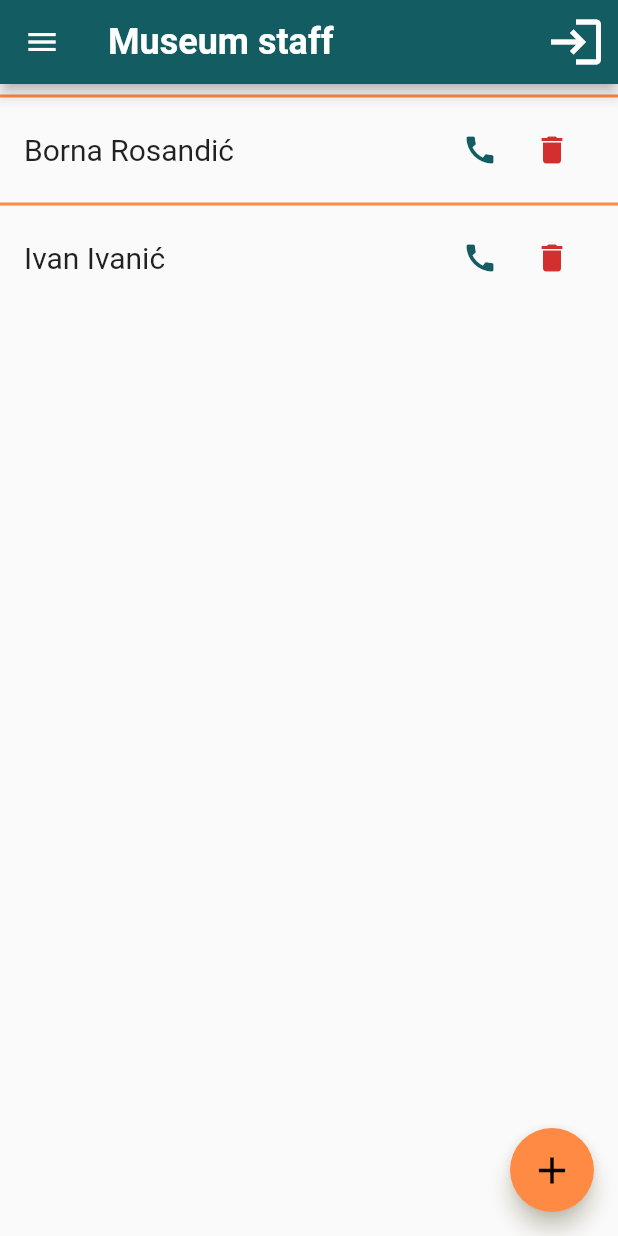
After one commit to AIR-FOI-HR/AIR2101_FOAQ_TEAM_ZERO, a Flutter app: the ManageMuseumStaff screen opened by its route, in the side drawer, after a tap on the "call" icon, on a phone screen of 412 x 824 dp. The commit adds this screen. Run offline on Flutter 3.47's test engine with Material 2 defaults, Android fonts, the phone set to English and light mode, and no system bars; our stand-ins replace carousel_slider, email_validator, grouped_list; missing offline and left inert: dart:html, dropdownfield.

Commit message:
museum staff lista sa gumbima bez refresha

```diff
--- a/lib/main.dart
+++ b/lib/main.dart
@@ -31,6 +31,7 @@ import './screens/ticket_purchase/bill_details_screen.dart';
 import './screens/navigation_support/navigation_support_screen.dart';
 import './screens/navigation_support/museum_nav_supp_screen.dart';
 import './screens/navigation_support/museum_nav_supp_crud_screen.dart';
+import './screens/museum_staff/museum_staff_screen.dart';
 
 void main() => runApp(MyApp());
 
@@ -140,6 +141,7 @@ class MyApp extends StatelessWidget {
           NavigationSupportScreen.routeName: (ctx) => NavigationSupportScreen(),
           MuseumNavSuppScreen.routeName: (ctx) => MuseumNavSuppScreen(),
           MuseumNavSuppCrudScreen.routeName: (ctx) => MuseumNavSuppCrudScreen(),
+          ManageMuseumStaff.routeName: (ctx) => ManageMuseumStaff()
         },
       ),
     );
--- a/lib/providers/users.dart
+++ b/lib/providers/users.dart
@@ -4,6 +4,7 @@ import 'package:email_validator/email_validator.dart';
 import 'package:flutter/foundation.dart';
 import 'dart:convert';
 import 'package:crypto/crypto.dart';
+import 'package:museum_app/models/museum.dart';
 
 import '../models/user.dart';
 
@@ -34,17 +35,53 @@ class Users with ChangeNotifier {
       userRole: '1',
       userImage: 'https://i.imgur.com/BoN9kdC.png',
       phoneNumber: '',
+    ),
+    User(
+      id: 'u3',
+      name: 'Borna',
+      surname: 'Rosandić',
+      username: 'brosandic',
+      email: 'brosandic@foi.hr',
+      password:
+          'nenene134',
+      salt: '3d9601254b9e4c5c887d1dee098acbb9cbf3975d47f8246aeb095c520c620463',
+      userRole: '2',
+      phoneNumber: '',
+      museumId: '2'
+    ),
+    User(
+      id: 'u4',
+      name: 'Ivan',
+      surname: 'Ivanić',
+      username: 'iivanic',
+      email: 'iivanic@foi.hr',
+      password:
+          'dadada234',
+      salt: '3d9601254b9e4c5c887d1dee098acbb9cbf3975d47f8246aeb095c520c620463',
+      userRole: '2',
+      phoneNumber: '',
+      museumId: '2'
     )
   ];
 
   List<User> get getUsers {
     return [..._users];
   }
+  int get usersCount {
+    return _users.length;
+  }
 
   User findByUsername(String username) {
     return _users.firstWhere((userData) => userData.username == username,
         orElse: () => null);
   }
+
+  List<User> workInMuseum(String id) {
+     return _users
+        .where((user) => user.museumId == id).where((user) => user.userRole == "2")
+        .toList();
+  }
+
 
   bool checkUserData(String inputUsername, String inputPassword) {
     var currentUser = findByUsername(inputUsername);
@@ -147,4 +184,13 @@ class Users with ChangeNotifier {
       notifyListeners();
     }
   }
+
+  void deleteStaff(String id){
+    final userIndex =
+        _users.indexWhere((userDataElement) => userDataElement.id == id);
+    User korisnik = _users.firstWhere((data) => data.id == id);
+    if (userIndex >= 0){
+       _users[userIndex] = User(id: korisnik.id , name: korisnik.name, surname: korisnik.surname, username: korisnik.username, email: korisnik.email, password: korisnik.password, salt: korisnik.salt, userRole: korisnik.userRole ,museumId: "");
+    }
+  }
 }
--- /dev/null
+++ b/lib/screens/museum_staff/museum_staff_screen.dart
@@ -0,0 +1,68 @@
+import 'package:flutter/material.dart';
+import 'package:museum_app/models/user.dart';
+import 'package:provider/provider.dart';
+import '../../providers/users.dart';
+
+import '../../widgets/app_bar.dart';
+import '../../widgets/main_menu_drawer.dart';
+import '../../widgets/museumStaff/museumStaff.dart';
+
+class ManageMuseumStaff extends StatelessWidget {
+  static const routeName = '/museumStaff';
+  bool _isLoading = false;
+
+
+  @override
+  Widget build(BuildContext context) {
+    final appBarProperty = appBar('Museum staff', context, Theme.of(context).primaryColor);
+    ThemeData color = Theme.of(context);
+    List<User> staff = Provider.of<Users>(context).workInMuseum("2");
+
+    return Scaffold(
+      appBar: appBarProperty,
+      drawer: MainMenuDrawer(),
+      body: ListView.builder(
+              itemBuilder: (_, i) => Column(
+                children: [
+                  Divider(
+                    thickness: 2,
+                    color: color.highlightColor,
+                                  ),
+            MuseumStaff(
+                    staff[i].id,
+                    staff[i].name,
+                    staff[i].surname,
+              ),
+
+            ],
+
+            ),
+
+            itemCount: staff.length,
+
+
+          ),
+
+
+
+
+
+
+      floatingActionButton: FloatingActionButton(
+        backgroundColor: color.highlightColor,
+        child: IconButton(
+          onPressed: () {
+          },
+          icon: Icon(
+            Icons.add,
+            size: 30,
+          ),
+        ),
+      ),
+  );
+
+
+
+
+    }
+}
--- a/lib/widgets/main_menu_drawer.dart
+++ b/lib/widgets/main_menu_drawer.dart
@@ -11,6 +11,7 @@ import '../screens/my_profile/my_profile_screen.dart';
 import '../screens/single_musem_configuration/single_museum_configuration_screen.dart';
 import '../screens/ticket_purchase/ticket_purchase_screen.dart';
 import '../screens/navigation_support/navigation_support_screen.dart';
+import '../screens/museum_staff/museum_staff_screen.dart';
 
 class MainMenuDrawer extends StatelessWidget {
   @override
@@ -133,6 +134,16 @@ class MainMenuDrawer extends StatelessWidget {
           createDivider,
           createDrawerTile(
             context,
+            'Museum staff',
+            Icons.assistant_navigation,
+            () {
+              Navigator.of(context)
+                  .pushReplacementNamed(ManageMuseumStaff.routeName);
+            },
+          ),
+          createDivider,
+          createDrawerTile(
+            context,
             'About us',
             Icons.quick_contacts_mail_outlined,
             () {},
--- /dev/null
+++ b/lib/widgets/museumStaff/museumStaff.dart
@@ -0,0 +1,107 @@
+import 'dart:html';
+
+import 'package:flutter/cupertino.dart';
+import 'package:flutter/material.dart';
+import 'package:museum_app/models/user.dart';
+import 'package:museum_app/providers/users.dart';
+import 'package:provider/provider.dart';
+
+
+class MuseumStaff extends StatelessWidget {
+  final String id;
+  final String ime;
+  final String prezime;
+
+  MuseumStaff(this.id,this.ime,this.prezime);
+
+  @override
+  Widget build(BuildContext context) {
+
+  return ListTile(
+
+      leading: Text(ime+" "+prezime,
+      style: TextStyle(fontSize: 20),),
+      trailing: Container(
+        width: 100,
+        child: Row(
+          children: [
+            IconButton(
+                icon: Icon(Icons.call, color: Theme.of(context).primaryColor),
+                onPressed: () {
+
+            }),
+            IconButton(
+              icon: Icon(Icons.delete, color: Theme.of(context).errorColor),
+              onPressed: () => showDialog(
+                context: context,
+                builder: (ctx) => AlertDialog(
+                  title: const Text(
+                    'Are you sure?',
+                    style: TextStyle(
+                      backgroundColor: Colors.white,
+                      color: Colors.black,
+                    ),
+                  ),
+                  content: Container(
+                    height: 70,
+                    child: Column(
+                        crossAxisAlignment: CrossAxisAlignment.start,
+                        children: [
+                          Text('Do you want to remove staff: '),
+                          SizedBox(
+                            height: 5,
+                          ),
+                          Text(
+                            '${ime}',
+                            style: const TextStyle(fontWeight: FontWeight.bold),
+                          ),
+                        ]),
+                  ),
+                  actions: [
+                    TextButton(
+                      child: const Text(
+                        'No',
+                        style: TextStyle(
+                          backgroundColor: Colors.white,
+                          color: Colors.black,
+                        ),
+                      ),
+                      onPressed: () {
+                        Navigator.of(ctx).pop(false);
+                      },
+                    ),
+                    TextButton(
+                      child: const Text(
+                        'Yes',
+                        style: TextStyle(
+                          backgroundColor: Colors.white,
+                          color: Colors.black,
+                        ),
+                      ),
+                      onPressed: () {
+                        Navigator.of(ctx).pop(true);
+                        Provider.of<Users>(context, listen: false)
+                            .deleteStaff(id);
+                        ScaffoldMessenger.of(context).showSnackBar(
+                          SnackBar(
+                            content: Text('Deleted staff: ' + ime),
+                            duration: Duration(seconds: 3),
+                          ),
+
+                        );
+
+                      },
+                    ),
+                  ],
+                ),
+              ),
+            ),
+          ],
+        ),
+      ),
+    );
+
+
+
+  }
+}
```
